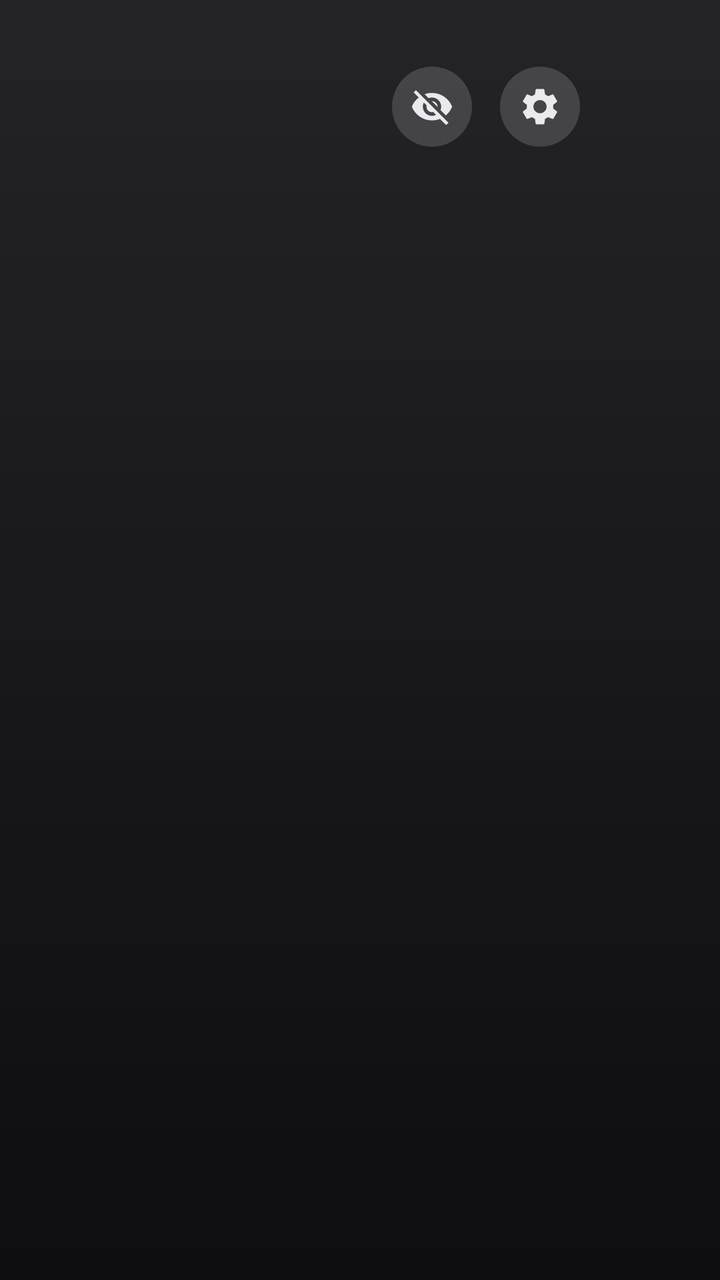
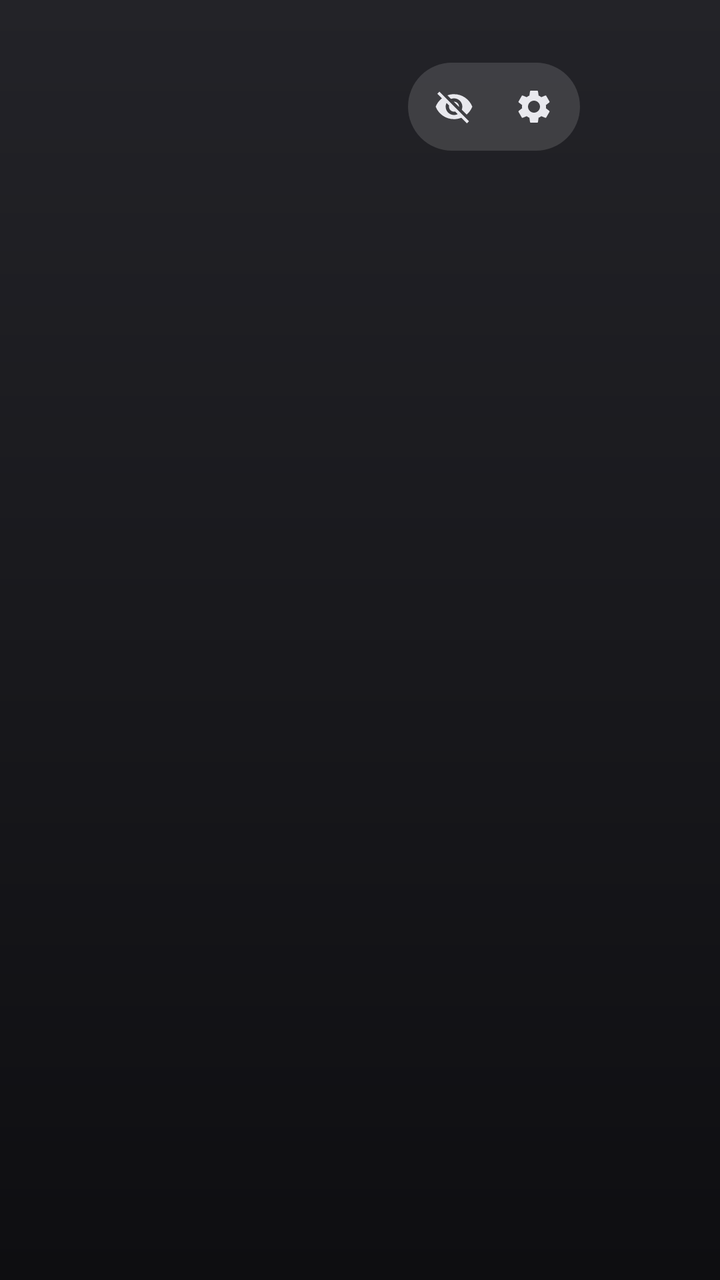

Two renders of the same Android screen: before a commit and after it. Below are the layout's source before the change and the commit's diff.
<!-- AndroidManifest.xml: application theme Theme.Launcher -->
<!-- res/layout/activity_main.xml -->
<?xml version="1.0" encoding="utf-8"?>
<FrameLayout xmlns:android="http://schemas.android.com/apk/res/android"
    android:layout_width="match_parent"
    android:layout_height="match_parent"
    android:paddingStart="48dp"
    android:paddingEnd="48dp"
    android:paddingTop="28dp"
    android:clipChildren="false"
    android:clipToPadding="false">

    <LinearLayout
        android:layout_width="wrap_content"
        android:layout_height="wrap_content"
        android:layout_gravity="top|end"
        android:orientation="horizontal"
        android:gravity="center_vertical"
        android:clipChildren="false"
        android:clipToPadding="false">

        <ImageButton
            android:id="@+id/btn_hidden"
            android:layout_width="40dp"
            android:layout_height="40dp"
            android:padding="9dp"
            android:focusable="true"
            android:background="@drawable/icon_button_bg"
            android:src="@drawable/ic_eye_off"
            android:tint="@color/icon_tint"
            android:contentDescription="@string/hidden_title" />

        <ImageButton
            android:id="@+id/btn_settings"
            android:layout_width="40dp"
            android:layout_height="40dp"
            android:layout_marginStart="14dp"
            android:padding="9dp"
            android:focusable="true"
            android:background="@drawable/icon_button_bg"
            android:src="@drawable/ic_settings"
            android:tint="@color/icon_tint"
            android:contentDescription="@string/settings" />

        <LinearLayout
            android:layout_width="wrap_content"
            android:layout_height="wrap_content"
            android:layout_marginStart="22dp"
            android:orientation="vertical"
            android:gravity="end">

            <TextView
                android:id="@+id/time"
                android:layout_width="wrap_content"
                android:layout_height="wrap_content"
                android:textSize="28sp"
                android:textColor="#FFFFFF"
                android:fontFamily="sans-serif-medium"
                android:includeFontPadding="false" />

            <TextView
                android:id="@+id/date"
                android:layout_width="wrap_content"
                android:layout_height="wrap_content"
                android:textSize="13sp"
                android:textColor="#FFFFFF"
                android:fontFamily="sans-serif"
                android:alpha="0.65" />
        </LinearLayout>
    </LinearLayout>

    <androidx.recyclerview.widget.RecyclerView
        android:id="@+id/grid"
        android:layout_width="match_parent"
        android:layout_height="match_parent"
        android:layout_marginTop="88dp"
        android:paddingTop="12dp"
        android:paddingBottom="40dp"
        android:clipChildren="false"
        android:clipToPadding="false"
        android:overScrollMode="never" />
</FrameLayout>
<!-- resources referenced by this layout -->
<resources>
  <!-- drawable ic_eye_off (drawable) -->
  <?xml version="1.0" encoding="utf-8"?>
  <vector xmlns:android="http://schemas.android.com/apk/res/android"
      android:width="24dp"
      android:height="24dp"
      android:viewportWidth="24"
      android:viewportHeight="24">
      <path
          android:fillColor="#FFFFFFFF"
          android:pathData="M12,7c2.76,0 5,2.24 5,5c0,0.65 -0.13,1.26 -0.36,1.83l2.92,2.92c1.51,-1.26 2.7,-2.89 3.43,-4.75c-1.73,-4.39 -6,-7.5 -11,-7.5c-1.4,0 -2.74,0.25 -3.98,0.7l2.16,2.16C10.74,7.13 11.35,7 12,7zM2,4.27l2.28,2.28l0.46,0.46C3.08,8.3 1.78,10.02 1,12c1.73,4.39 6,7.5 11,7.5c1.55,0 3.03,-0.3 4.38,-0.84l0.42,0.42L19.73,22L21,20.73L3.27,3L2,4.27zM7.53,9.8l1.55,1.55c-0.05,0.21 -0.08,0.43 -0.08,0.65c0,1.66 1.34,3 3,3c0.22,0 0.44,-0.03 0.65,-0.08l1.55,1.55c-0.67,0.33 -1.41,0.53 -2.2,0.53c-2.76,0 -5,-2.24 -5,-5C7,11.21 7.2,10.47 7.53,9.8zM11.84,9.02l3.15,3.15l0.02,-0.16c0,-1.66 -1.34,-3 -3,-3L11.84,9.02z" />
  </vector>
  <!-- drawable ic_settings (drawable) -->
  <?xml version="1.0" encoding="utf-8"?>
  <vector xmlns:android="http://schemas.android.com/apk/res/android"
      android:width="24dp"
      android:height="24dp"
      android:viewportWidth="24"
      android:viewportHeight="24">
      <path
          android:fillColor="#FFFFFFFF"
          android:pathData="M19.14,12.94c0.04,-0.3 0.06,-0.61 0.06,-0.94c0,-0.32 -0.02,-0.64 -0.07,-0.94l2.03,-1.58c0.18,-0.14 0.23,-0.41 0.12,-0.61l-1.92,-3.32c-0.12,-0.22 -0.37,-0.29 -0.59,-0.22l-2.39,0.96c-0.5,-0.38 -1.03,-0.7 -1.62,-0.94L14.4,2.81c-0.04,-0.24 -0.24,-0.41 -0.48,-0.41h-3.84c-0.24,0 -0.43,0.17 -0.47,0.41L9.25,5.35C8.66,5.59 8.12,5.92 7.63,6.29L5.24,5.33c-0.22,-0.08 -0.47,0 -0.59,0.22L2.74,8.87C2.62,9.08 2.66,9.34 2.86,9.48l2.03,1.58C4.84,11.36 4.8,11.69 4.8,12s0.02,0.64 0.07,0.94l-2.03,1.58c-0.18,0.14 -0.23,0.41 -0.12,0.61l1.92,3.32c0.12,0.22 0.37,0.29 0.59,0.22l2.39,-0.96c0.5,0.38 1.03,0.7 1.62,0.94l0.36,2.54c0.05,0.24 0.24,0.41 0.48,0.41h3.84c0.24,0 0.44,-0.17 0.47,-0.41l0.36,-2.54c0.59,-0.24 1.13,-0.56 1.62,-0.94l2.39,0.96c0.22,0.08 0.47,0 0.59,-0.22l1.92,-3.32c0.12,-0.22 0.07,-0.47 -0.12,-0.61L19.14,12.94zM12,15.6c-1.98,0 -3.6,-1.62 -3.6,-3.6s1.62,-3.6 3.6,-3.6s3.6,1.62 3.6,3.6S13.98,15.6 12,15.6z" />
  </vector>
  <!-- drawable icon_button_bg (drawable) -->
  <?xml version="1.0" encoding="utf-8"?>
  <selector xmlns:android="http://schemas.android.com/apk/res/android">
      <item android:state_focused="true">
          <shape android:shape="oval">
              <solid android:color="#FFEFEFF4" />
          </shape>
      </item>
      <item>
          <shape android:shape="oval">
              <solid android:color="#28FFFFFF" />
          </shape>
      </item>
  </selector>
  <string name="hidden_title">Hidden apps</string>
  <string name="settings">Settings</string>
  <style name="Theme.Launcher" parent="android:Theme.Material.NoActionBar">
          <item name="android:windowBackground">@drawable/bg_home</item>
          <item name="android:colorAccent">#FFEFEFF4</item>
          <item name="android:statusBarColor">#00000000</item>
          <item name="android:navigationBarColor">#00000000</item>
      </style>
  <!-- drawable bg_home (drawable) -->
  <?xml version="1.0" encoding="utf-8"?>
  <shape xmlns:android="http://schemas.android.com/apk/res/android"
      android:shape="rectangle">
      <gradient
          android:angle="270"
          android:startColor="#FF232328"
          android:endColor="#FF0E0E11" />
  </shape>
</resources>

<!-- the commit's change to res/layout/activity_main.xml (unified diff, before → after) -->
@@ -17,28 +17,40 @@
         android:clipChildren="false"
         android:clipToPadding="false">
 
-        <ImageButton
-            android:id="@+id/btn_hidden"
-            android:layout_width="40dp"
-            android:layout_height="40dp"
-            android:padding="9dp"
-            android:focusable="true"
-            android:background="@drawable/icon_button_bg"
-            android:src="@drawable/ic_eye_off"
-            android:tint="@color/icon_tint"
-            android:contentDescription="@string/hidden_title" />
+        <LinearLayout
+            android:layout_width="wrap_content"
+            android:layout_height="wrap_content"
+            android:orientation="horizontal"
+            android:gravity="center_vertical"
+            android:background="@drawable/pill_bg"
+            android:paddingStart="5dp"
+            android:paddingEnd="5dp"
+            android:paddingTop="4dp"
+            android:paddingBottom="4dp">
 
-        <ImageButton
-            android:id="@+id/btn_settings"
-            android:layout_width="40dp"
-            android:layout_height="40dp"
-            android:layout_marginStart="14dp"
-            android:padding="9dp"
-            android:focusable="true"
-            android:background="@drawable/icon_button_bg"
-            android:src="@drawable/ic_settings"
-            android:tint="@color/icon_tint"
-            android:contentDescription="@string/settings" />
+            <ImageButton
+                android:id="@+id/btn_hidden"
+                android:layout_width="36dp"
+                android:layout_height="36dp"
+                android:padding="8dp"
+                android:focusable="true"
+                android:background="@drawable/icon_button_bg"
+                android:src="@drawable/ic_eye_off"
+                android:tint="@color/icon_tint"
+                android:contentDescription="@string/hidden_title" />
+
+            <ImageButton
+                android:id="@+id/btn_settings"
+                android:layout_width="36dp"
+                android:layout_height="36dp"
+                android:layout_marginStart="4dp"
+                android:padding="8dp"
+                android:focusable="true"
+                android:background="@drawable/icon_button_bg"
+                android:src="@drawable/ic_settings"
+                android:tint="@color/icon_tint"
+                android:contentDescription="@string/settings" />
+        </LinearLayout>
 
         <LinearLayout
             android:layout_width="wrap_content"
<!-- resource entries referenced after the edit -->
@@ -32,10 +32,17 @@
       </item>
       <item>
           <shape android:shape="oval">
-              <solid android:color="#28FFFFFF" />
+              <solid android:color="#00FFFFFF" />
           </shape>
       </item>
   </selector>
+  <!-- drawable pill_bg (drawable) -->
+  <?xml version="1.0" encoding="utf-8"?>
+  <shape xmlns:android="http://schemas.android.com/apk/res/android"
+      android:shape="rectangle">
+      <corners android:radius="22dp" />
+      <solid android:color="#22FFFFFF" />
+  </shape>
   <string name="hidden_title">Hidden apps</string>
   <string name="settings">Settings</string>
   <style name="Theme.Launcher" parent="android:Theme.Material.NoActionBar">
